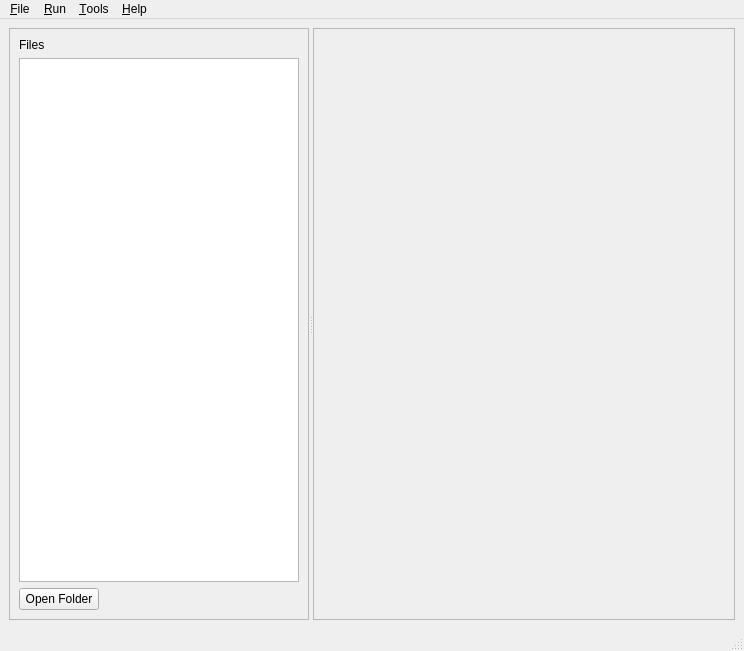
Old version of the form ui_files/main_window.ui in the repository jacobcheatley/trpg-creator.
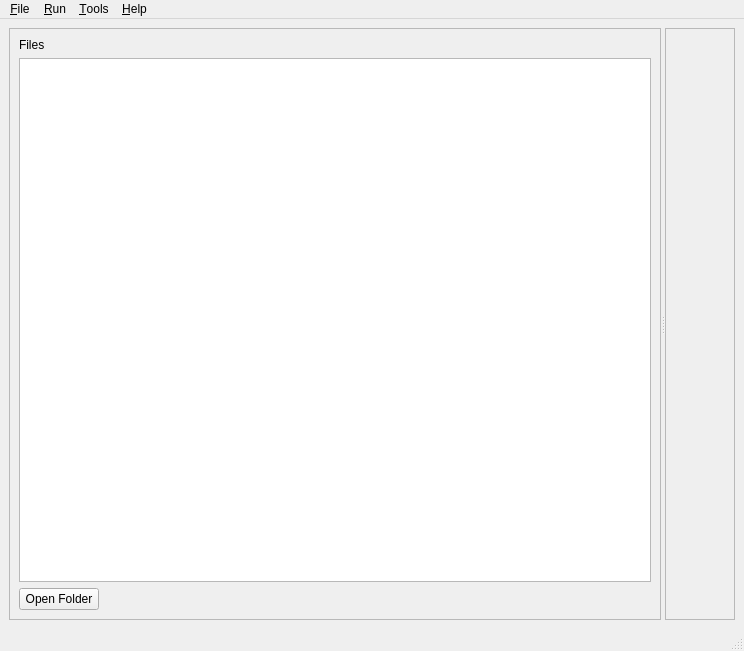
New version of the form.

Commit message: Keyboard file tree navigation

The edit to the form file:
```diff
--- a/ui_files/main_window.ui
+++ b/ui_files/main_window.ui
@@ -31,7 +31,7 @@
       </property>
       <widget class="QFrame" name="filesFrame">
        <property name="sizePolicy">
-        <sizepolicy hsizetype="Preferred" vsizetype="Expanding">
+        <sizepolicy hsizetype="Minimum" vsizetype="Expanding">
          <horstretch>0</horstretch>
          <verstretch>0</verstretch>
         </sizepolicy>
@@ -44,7 +44,7 @@
        </property>
        <property name="maximumSize">
         <size>
-         <width>300</width>
+         <width>1000</width>
          <height>16777215</height>
         </size>
        </property>
@@ -140,7 +140,7 @@
          <rect>
           <x>0</x>
           <y>0</y>
-          <width>418</width>
+          <width>76</width>
           <height>584</height>
          </rect>
         </property>
```
The commit also changes 2 other files.
